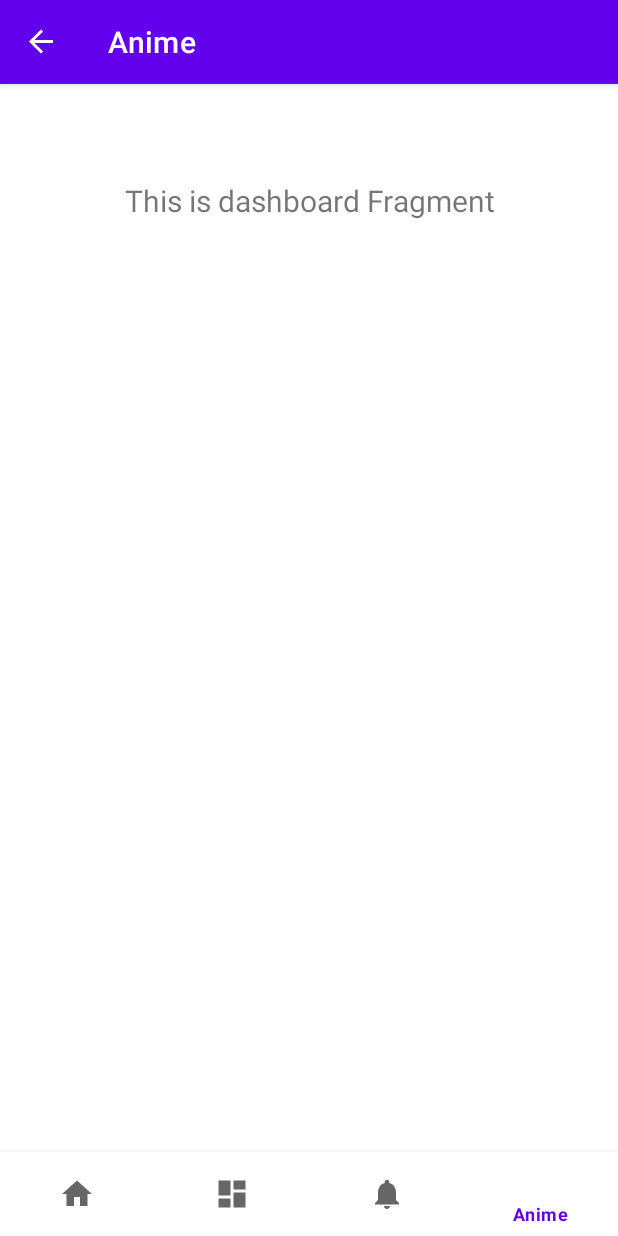
After one commit to Pradheon/AniRand-AndroidOS, an Android app: the AnimeTrackerFragment screen opened through its navigation route, on a phone screen of 412 x 824 dp. The commit adds this screen. Run offline under Robolectric (Android 15) with nearby library versions, the phone set to English and light mode, and no system bars; our stand-ins replace navigation-ui.

Commit message:
Added Anime Tracker fragment and navigation.

```diff
--- /dev/null
+++ b/AniRand/app/src/main/java/usv/edu/jrai/ui/animetracker/AnimeTrackerFragment.kt
@@ -0,0 +1,47 @@
+package usv.edu.jrai.ui.animetracker
+
+import android.os.Bundle
+import android.view.LayoutInflater
+import android.view.View
+import android.view.ViewGroup
+import android.widget.TextView
+import androidx.fragment.app.Fragment
+import androidx.lifecycle.Observer
+import androidx.lifecycle.ViewModelProvider
+import usv.edu.jrai.R
+import usv.edu.jrai.databinding.FragmentAnimetrackerBinding
+import usv.edu.jrai.databinding.FragmentDashboardBinding
+import usv.edu.jrai.ui.dashboard.DashboardViewModel
+
+class AnimeTrackerFragment : Fragment() {
+
+    private lateinit var animeTrackerViewModel: AnimeTrackerViewModel
+    private var _binding: FragmentAnimetrackerBinding? = null
+
+    // This property is only valid between onCreateView and
+    // onDestroyView.
+    private val binding get() = _binding!!
+
+    override fun onCreateView(
+            inflater: LayoutInflater,
+            container: ViewGroup?,
+            savedInstanceState: Bundle?
+    ): View? {
+        animeTrackerViewModel =
+                ViewModelProvider(this).get(AnimeTrackerViewModel::class.java)
+
+        _binding = FragmentAnimetrackerBinding.inflate(inflater, container, false)
+        val root: View = binding.root
+
+        val textView: TextView = binding.textAnimeTracker
+        animeTrackerViewModel.text.observe(viewLifecycleOwner, Observer {
+            textView.text = it
+        })
+        return root
+    }
+
+    override fun onDestroyView() {
+        super.onDestroyView()
+        _binding = null
+    }
+}
--- /dev/null
+++ b/AniRand/app/src/main/java/usv/edu/jrai/ui/animetracker/AnimeTrackerViewModel.kt
@@ -0,0 +1,15 @@
+package usv.edu.jrai.ui.animetracker
+
+import android.widget.ImageView
+import androidx.lifecycle.LiveData
+import androidx.lifecycle.MutableLiveData
+import androidx.lifecycle.ViewModel
+import usv.edu.jrai.R
+
+class AnimeTrackerViewModel : ViewModel() {
+
+    private val _text = MutableLiveData<String>().apply {
+        value = "This is dashboard Fragment"
+    }
+    val text: LiveData<String> = _text
+}
--- /dev/null
+++ b/AniRand/app/src/main/res/layout/fragment_animetracker.xml
@@ -0,0 +1,21 @@
+<?xml version="1.0" encoding="utf-8"?>
+<androidx.constraintlayout.widget.ConstraintLayout xmlns:android="http://schemas.android.com/apk/res/android"
+    xmlns:app="http://schemas.android.com/apk/res-auto"
+    xmlns:tools="http://schemas.android.com/tools"
+    android:layout_width="match_parent"
+    android:layout_height="match_parent"
+    tools:context=".ui.animetracker.AnimeTrackerFragment">
+
+    <TextView
+        android:id="@+id/text_animeTracker"
+        android:layout_width="match_parent"
+        android:layout_height="wrap_content"
+        android:layout_marginStart="8dp"
+        android:layout_marginTop="8dp"
+        android:layout_marginEnd="8dp"
+        android:textAlignment="center"
+        android:textSize="20sp"
+        app:layout_constraintEnd_toEndOf="parent"
+        app:layout_constraintStart_toStartOf="parent"
+        app:layout_constraintTop_toTopOf="parent" />
+</androidx.constraintlayout.widget.ConstraintLayout>
--- a/AniRand/app/src/main/res/menu/bottom_nav_menu.xml
+++ b/AniRand/app/src/main/res/menu/bottom_nav_menu.xml
@@ -15,5 +15,8 @@
         android:id="@+id/navigation_notifications"
         android:icon="@drawable/ic_notifications_black_24dp"
         android:title="@string/title_notifications" />
+    <item
+        android:id="@+id/navigation_animetracker"
+        android:title="@string/title_animetracker" />
 
 </menu>
--- a/AniRand/app/src/main/res/navigation/mobile_navigation.xml
+++ b/AniRand/app/src/main/res/navigation/mobile_navigation.xml
@@ -9,7 +9,21 @@
         android:id="@+id/navigation_home"
         android:name="usv.edu.jrai.ui.home.HomeFragment"
         android:label="@string/title_home"
-        tools:layout="@layout/fragment_home" />
+        tools:layout="@layout/fragment_home" >
+        <action
+            android:id="@+id/action_navigation_home_to_navigation_dashboard"
+            app:destination="@id/navigation_dashboard"
+            app:enterAnim="@anim/nav_default_enter_anim"
+            app:exitAnim="@anim/nav_default_exit_anim"
+            app:popEnterAnim="@anim/nav_default_pop_enter_anim"
+            app:popExitAnim="@anim/nav_default_pop_exit_anim" />
+        <action
+            android:id="@+id/action_navigation_home_to_navigation_animetracker"
+            app:destination="@id/navigation_animetracker" />
+        <action
+            android:id="@+id/action_navigation_home_to_navigation_notifications"
+            app:destination="@id/navigation_notifications" />
+    </fragment>
 
     <fragment
         android:id="@+id/navigation_dashboard"
@@ -22,4 +36,9 @@
         android:name="usv.edu.jrai.ui.notifications.NotificationsFragment"
         android:label="@string/title_notifications"
         tools:layout="@layout/fragment_notifications" />
+    <fragment
+        android:id="@+id/navigation_animetracker"
+        android:name="usv.edu.jrai.ui.animetracker.AnimeTrackerFragment"
+        android:label="@string/title_animetracker"
+        tools:layout="@layout/fragment_animetracker" />
 </navigation>
--- a/AniRand/app/src/main/res/values/strings.xml
+++ b/AniRand/app/src/main/res/values/strings.xml
@@ -3,5 +3,6 @@
     <string name="title_home">Home</string>
     <string name="title_dashboard">Dashboard</string>
     <string name="title_notifications">Notifications</string>
+    <string name="title_animetracker">Anime</string>
     <string name="randomize">Randomize</string>
 </resources>
```
